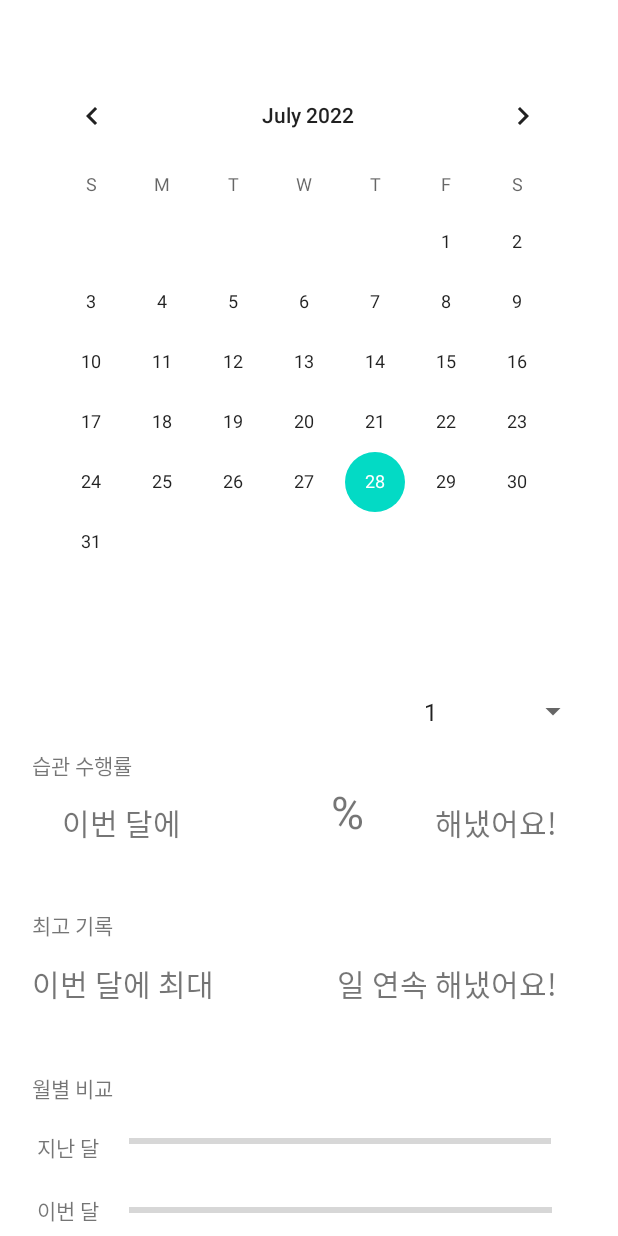
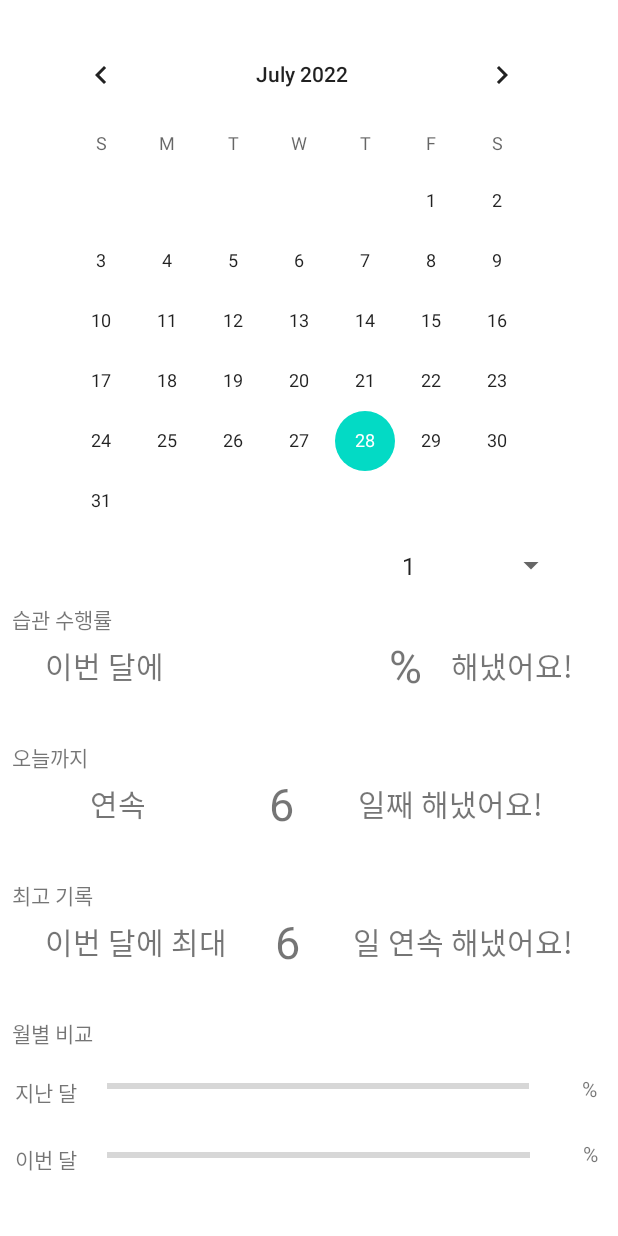
Before and after one commit to grabit-appdungi/grabit, an Android app: the layout activity_calender_habit.xml on its own in the app's theme, with its tools: preview values and no code run, on a phone screen of 412 x 824 dp. Run offline under Robolectric (Android 15) with nearby library versions, the phone set to English and light mode, and no system bars.

```diff
--- a/app/src/main/res/layout/activity_calender_habit.xml
+++ b/app/src/main/res/layout/activity_calender_habit.xml
@@ -1,49 +1,38 @@
-<androidx.constraintlayout.widget.ConstraintLayout xmlns:android="http://schemas.android.com/apk/res/android"
+<?xml version="1.0" encoding="utf-8"?>
+<ScrollView xmlns:android="http://schemas.android.com/apk/res/android"
     xmlns:app="http://schemas.android.com/apk/res-auto"
     xmlns:tools="http://schemas.android.com/tools"
     android:layout_width="match_parent"
-    android:layout_height="match_parent"
+    android:layout_height="match_parent">
+
+    <!-- 커밋 확인용 -->
+
+    <LinearLayout
+        android:layout_width="match_parent"
+        android:layout_height="wrap_content"
+        android:orientation="vertical"
         tools:layout_editor_absoluteX="0dp"
-    tools:layout_editor_absoluteY="0dp">
+        tools:layout_editor_absoluteY="421dp">
 
         <CalendarView
             android:id="@+id/calendarView"
-        android:layout_width="375dp"
-        android:layout_height="403dp"
+            android:layout_width="351dp"
+            android:layout_height="336dp"
             android:layout_marginStart="25dp"
-        android:layout_marginTop="40dp"
-        android:layout_marginEnd="25dp"
-        app:layout_constraintBottom_toTopOf="@+id/spinner"
-        app:layout_constraintEnd_toEndOf="parent"
-        app:layout_constraintHorizontal_bias="0.6"
-        app:layout_constraintStart_toStartOf="parent"
-        app:layout_constraintTop_toTopOf="parent" />
+            android:layout_marginTop="16dp"
+            android:layout_marginEnd="25dp" />
 
         <Spinner
             android:id="@+id/spinner"
             android:layout_width="118dp"
             android:layout_height="50dp"
-        android:layout_marginBottom="321dp"
-        android:entries="@array/habit_list"
-        app:layout_constraintBottom_toBottomOf="parent"
-        app:layout_constraintEnd_toEndOf="@+id/calendarView"
-        app:layout_constraintTop_toBottomOf="@+id/calendarView"/>
-
-    <ScrollView
-        android:layout_width="370dp"
-        android:layout_height="700dp"
-        app:layout_constraintEnd_toEndOf="parent"
-        app:layout_constraintStart_toStartOf="parent"
-        app:layout_constraintTop_toBottomOf="@+id/spinner">
-
-        <LinearLayout
-            android:layout_width="match_parent"
-            android:layout_height="wrap_content"
-            android:orientation="vertical">
+            android:layout_marginLeft="260dp"
+            android:entries="@array/habit_list" />
 
         <TextView
             android:layout_width="wrap_content"
             android:layout_height="wrap_content"
+            android:layout_marginLeft="8dp"
             android:text="습관 수행률" />
 
         <LinearLayout
@@ -53,25 +42,61 @@
             <TextView
                 android:layout_width="wrap_content"
                 android:layout_height="match_parent"
-                    android:layout_marginLeft="20dp"
+                android:layout_marginLeft="30dp"
+                android:gravity="center_vertical|right"
                 android:text="이번 달에"
-                    android:gravity="center_vertical|right"
                 android:textSize="20dp" />
 
             <TextView
-                    android:layout_width="50dp"
-                    android:layout_height="50dp"
-                    android:layout_marginLeft="100dp"
-                    android:layout_marginBottom="5dp"
+                android:layout_width="wrap_content"
+                android:layout_height="wrap_content"
+                android:layout_marginLeft="150dp"
                 android:text="%"
                 android:textSize="30dp" />
 
             <TextView
                 android:layout_width="match_parent"
                 android:layout_height="match_parent"
-                    android:layout_marginRight="20dp"
+                android:layout_marginRight="30dp"
+                android:gravity="center_vertical|right"
                 android:text="해냈어요!"
+                android:textSize="20dp" />
+
+        </LinearLayout>
+
+        <TextView
+            android:layout_width="wrap_content"
+            android:layout_height="wrap_content"
+            android:layout_marginLeft="8dp"
+            android:layout_marginTop="30dp"
+            android:text="오늘까지" />
+
+        <LinearLayout
+            android:layout_width="match_parent"
+            android:layout_height="match_parent">
+
+            <TextView
+                android:layout_width="wrap_content"
+                android:layout_height="match_parent"
+                android:layout_marginLeft="60dp"
                 android:gravity="center_vertical|right"
+                android:text="연속"
+                android:textSize="20dp" />
+
+            <TextView
+                android:layout_width="80dp"
+                android:layout_height="wrap_content"
+                android:layout_marginLeft="50dp"
+                android:text="6"
+                android:textAlignment="center"
+                android:textSize="30dp" />
+
+            <TextView
+                android:layout_width="match_parent"
+                android:layout_height="match_parent"
+                android:layout_marginRight="50dp"
+                android:gravity="center_vertical|right"
+                android:text="일째 해냈어요!"
                 android:textSize="20dp" />
 
         </LinearLayout>
@@ -80,34 +105,44 @@
             android:layout_width="wrap_content"
             android:layout_height="wrap_content"
             android:layout_marginTop="30dp"
+            android:layout_marginLeft="8dp"
             android:text="최고 기록" />
 
         <LinearLayout
             android:layout_width="match_parent"
-                android:layout_height="57dp">
+            android:layout_height="match_parent">
 
             <TextView
                 android:layout_width="wrap_content"
                 android:layout_height="match_parent"
-                    android:layout_marginRight="20dp"
+                android:layout_marginLeft="30dp"
                 android:gravity="center_vertical|right"
                 android:text="이번 달에 최대"
                 android:textSize="20dp" />
 
             <TextView
+                android:layout_width="80dp"
+                android:layout_height="wrap_content"
+                android:text="6"
+                android:textAlignment="center"
+                android:textSize="30dp" />
+
+            <TextView
                 android:layout_width="match_parent"
                 android:layout_height="match_parent"
-                    android:layout_marginRight="20dp"
+                android:layout_marginRight="30dp"
                 android:gravity="center_vertical|right"
                 android:text="일 연속 해냈어요!"
                 android:textSize="20dp" />
 
         </LinearLayout>
 
+
         <TextView
             android:layout_width="wrap_content"
             android:layout_height="wrap_content"
             android:layout_marginTop="30dp"
+            android:layout_marginLeft="8dp"
             android:text="월별 비교" />
 
         <LinearLayout
@@ -117,75 +152,57 @@
             <TextView
                 android:layout_width="wrap_content"
                 android:layout_height="match_parent"
+                android:layout_marginLeft="10dp"
                 android:layout_marginTop="12dp"
-                    android:layout_marginLeft="3dp"
                 android:layout_marginRight="20dp"
                 android:gravity="center_vertical|right"
                 android:text="지난 달" />
 
             <ProgressBar
-                    android:id="@+id/pgbar_lastmonth"
                 style="?android:attr/progressBarStyleHorizontal"
-                    android:layout_marginRight="20dp"
                 android:layout_width="281dp"
                 android:layout_height="25dp"
-                    android:layout_marginTop="12dp" />
+                android:layout_marginTop="12dp"
+                android:layout_marginRight="20dp" />
+
+            <TextView
+                android:layout_width="25dp"
+                android:layout_height="25dp"
+                android:layout_marginTop="9dp"
+                android:gravity="center_vertical|right"
+                android:text="%" />
+
 
         </LinearLayout>
 
         <LinearLayout
             android:layout_width="match_parent"
-                android:layout_height="46dp">
+            android:layout_height="51dp">
 
             <TextView
                 android:layout_width="wrap_content"
                 android:layout_height="match_parent"
+                android:layout_marginLeft="10dp"
                 android:layout_marginTop="4dp"
-                    android:layout_marginLeft="3dp"
                 android:layout_marginRight="20dp"
                 android:gravity="center_vertical|right"
                 android:text="이번 달" />
 
             <ProgressBar
-                    android:id="@+id/pgbar_thismonth"
                 style="?android:attr/progressBarStyleHorizontal"
                 android:layout_width="282dp"
                 android:layout_height="25dp"
-                    android:layout_marginTop="12dp" />
-
-            </LinearLayout>
+                android:layout_marginTop="12dp"
+                android:layout_marginRight="20dp"/>
 
             <TextView
-                android:layout_width="wrap_content"
-                android:layout_height="wrap_content"
-                android:layout_marginTop="30dp"
-                android:text="오늘까지" />
+                android:layout_width="25dp"
+                android:layout_height="25dp"
+                android:gravity="center_vertical|right"
+                android:text="%" />
 
-            <LinearLayout
-                android:layout_width="match_parent"
-                android:layout_height="50dp">
-
-                <TextView
-                    android:layout_width="wrap_content"
-                    android:layout_height="match_parent"
-                    android:gravity="center_vertical|right"
-                    android:layout_marginLeft="40dp"
-                    android:text="연속"
-                    android:textSize="20dp" />
-
-                <TextView
-                    android:layout_width="match_parent"
-                    android:layout_height="match_parent"
-                    android:gravity="center_vertical|right"
-                    android:layout_marginRight="40dp"
-                    android:text="일째 해냈어요!"
-                    android:textSize="20dp" />
 
         </LinearLayout>
 
     </LinearLayout>
-
-
 </ScrollView>
-
-</androidx.constraintlayout.widget.ConstraintLayout>
--- /dev/null
+++ b/app/src/main/res/layout/activity_habit_setting.xml
@@ -0,0 +1,5 @@
+<?xml version="1.0" encoding="utf-8"?>
+<androidx.constraintlayout.widget.ConstraintLayout xmlns:android="http://schemas.android.com/apk/res/android"
+    xmlns:tools="http://schemas.android.com/tools"
+    android:layout_width="match_parent"
+    android:layout_height="match_parent"/>
```
Also changed, not shown: app/src/main/res/layout/activity_calender.xml (+65 -50 lines). Lines whose indentation alone changed are shown as unchanged.
